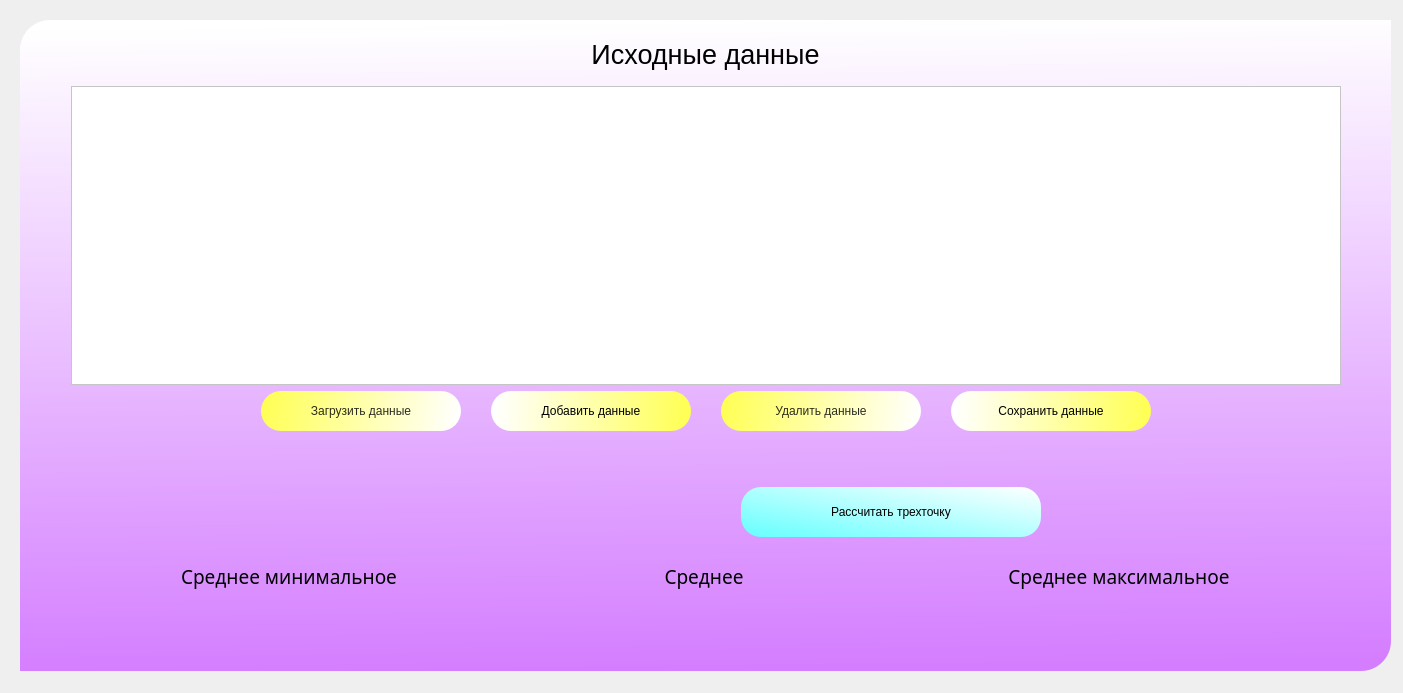
Before: the Qt Designer form ui/main.ui in esenvolt21/Research, drawn with Qt 5.
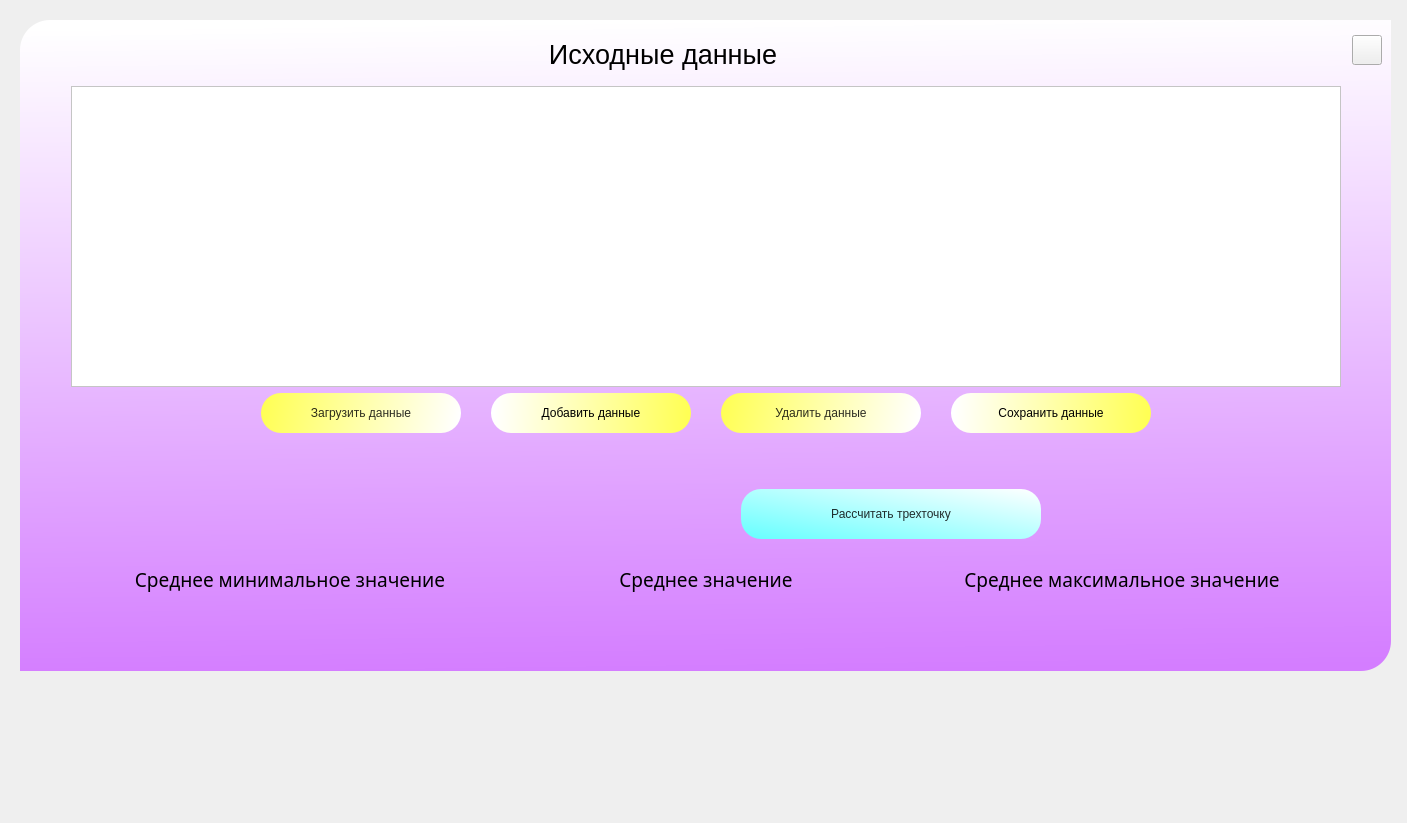
After: the same form once the commit is applied. Icons and pictures are not drawn.

Commit message: Добавлена кнопка закрытия приложения

The edit to the form file:
```diff
--- a/ui/main.ui
+++ b/ui/main.ui
@@ -6,8 +6,8 @@
    <rect>
     <x>0</x>
     <y>0</y>
-    <width>1403</width>
-    <height>693</height>
+    <width>1407</width>
+    <height>823</height>
    </rect>
   </property>
   <property name="sizePolicy">
@@ -68,13 +68,13 @@
      <string/>
     </property>
    </widget>
-   <widget class="QWidget" name="">
+   <widget class="QWidget" name="layoutWidget">
     <property name="geometry">
      <rect>
       <x>30</x>
       <y>30</y>
-      <width>1351</width>
-      <height>626</height>
+      <width>1352</width>
+      <height>631</height>
      </rect>
     </property>
     <layout class="QVBoxLayout" name="verticalLayout_6">
@@ -86,6 +86,24 @@
        <item>
         <layout class="QHBoxLayout" name="horizontalLayout_10">
          <item>
+          <layout class="QHBoxLayout" name="horizontalLayout_12">
+           <item>
+            <spacer name="horizontalSpacer_8">
+             <property name="orientation">
+              <enum>Qt::Horizontal</enum>
+             </property>
+             <property name="sizeType">
+              <enum>QSizePolicy::Fixed</enum>
+             </property>
+             <property name="sizeHint" stdset="0">
+              <size>
+               <width>470</width>
+               <height>20</height>
+              </size>
+             </property>
+            </spacer>
+           </item>
+           <item>
           <widget class="QLabel" name="label_4">
            <property name="minimumSize">
             <size>
@@ -109,6 +127,67 @@
            </property>
           </widget>
          </item>
+           <item>
+            <spacer name="horizontalSpacer_7">
+             <property name="orientation">
+              <enum>Qt::Horizontal</enum>
+             </property>
+             <property name="sizeType">
+              <enum>QSizePolicy::Fixed</enum>
+             </property>
+             <property name="sizeHint" stdset="0">
+              <size>
+               <width>520</width>
+               <height>20</height>
+              </size>
+             </property>
+            </spacer>
+           </item>
+           <item>
+            <layout class="QVBoxLayout" name="verticalLayout_7">
+             <item>
+              <widget class="QPushButton" name="CloseButton">
+               <property name="minimumSize">
+                <size>
+                 <width>30</width>
+                 <height>30</height>
+                </size>
+               </property>
+               <property name="maximumSize">
+                <size>
+                 <width>30</width>
+                 <height>30</height>
+                </size>
+               </property>
+               <property name="text">
+                <string/>
+               </property>
+               <property name="icon">
+                <iconset resource="../res.qrc">
+                 <normaloff>:/images/Group 84.png</normaloff>:/images/Group 84.png</iconset>
+               </property>
+              </widget>
+             </item>
+             <item>
+              <spacer name="verticalSpacer_3">
+               <property name="orientation">
+                <enum>Qt::Vertical</enum>
+               </property>
+               <property name="sizeType">
+                <enum>QSizePolicy::Fixed</enum>
+               </property>
+               <property name="sizeHint" stdset="0">
+                <size>
+                 <width>20</width>
+                 <height>10</height>
+                </size>
+               </property>
+              </spacer>
+             </item>
+            </layout>
+           </item>
+          </layout>
+         </item>
         </layout>
        </item>
       </layout>
@@ -403,9 +482,20 @@
             </size>
            </property>
            <property name="styleSheet">
-            <string notr="true">border-radius: 20px;
+            <string notr="true">QPushButton#PointButton{
+border-radius: 20px;
 background-color: qlineargradient(spread:pad, x1:0, y1:0.988636, x2:1, y2:0, stop:0 rgba(102, 255, 255, 255), stop:1 rgba(255, 255, 255, 255));
-font: 75 12pt &quot;Segoe Script&quot;;</string>
+color:rgba(0, 0, 0, 210);
+font: 75 12pt &quot;Segoe Script&quot;;
+}
+
+QPushButton#PointButton:hover{
+background-color: qlineargradient(spread:pad, x1:1, y1:0, x2:0, y2:1, stop:0 rgba(102, 255, 255, 255), stop:1 rgba(255, 255, 255, 255));
+}
+
+QPushButton#PointButton:pressed{
+background-color: rgba(102, 255, 255, 255);
+}</string>
            </property>
            <property name="text">
             <string>Рассчитать трехточку</string>
@@ -459,8 +549,14 @@
                </property>
                <property name="minimumSize">
                 <size>
-                 <width>300</width>
-                 <height>21</height>
+                 <width>450</width>
+                 <height>30</height>
+                </size>
+               </property>
+               <property name="maximumSize">
+                <size>
+                 <width>450</width>
+                 <height>30</height>
                 </size>
                </property>
                <property name="font">
@@ -477,7 +573,7 @@
 font: 75 12pt &quot;Segoe Script&quot;;</string>
                </property>
                <property name="text">
-                <string>&lt;html&gt;&lt;head/&gt;&lt;body&gt;&lt;p align=&quot;center&quot;&gt;&lt;span style=&quot; font-size:14pt;&quot;&gt;Среднее минимальное&lt;/span&gt;&lt;/p&gt;&lt;/body&gt;&lt;/html&gt;</string>
+                <string>&lt;html&gt;&lt;head/&gt;&lt;body&gt;&lt;p align=&quot;center&quot;&gt;&lt;span style=&quot; font-size:14pt;&quot;&gt;Среднее минимальное значение&lt;/span&gt;&lt;/p&gt;&lt;/body&gt;&lt;/html&gt;</string>
                </property>
               </widget>
              </item>
@@ -535,6 +631,12 @@
                  <height>21</height>
                 </size>
                </property>
+               <property name="maximumSize">
+                <size>
+                 <width>300</width>
+                 <height>30</height>
+                </size>
+               </property>
                <property name="font">
                 <font>
                  <family>Segoe Script</family>
@@ -549,7 +651,7 @@
 font: 75 12pt &quot;Segoe Script&quot;;</string>
                </property>
                <property name="text">
-                <string>&lt;html&gt;&lt;head/&gt;&lt;body&gt;&lt;p&gt;&lt;span style=&quot; font-size:14pt;&quot;&gt;Среднее&lt;/span&gt;&lt;/p&gt;&lt;/body&gt;&lt;/html&gt;</string>
+                <string>&lt;html&gt;&lt;head/&gt;&lt;body&gt;&lt;p&gt;&lt;span style=&quot; font-size:14pt;&quot;&gt;Среднее значение&lt;/span&gt;&lt;/p&gt;&lt;/body&gt;&lt;/html&gt;</string>
                </property>
                <property name="alignment">
                 <set>Qt::AlignCenter</set>
@@ -606,8 +708,14 @@
                </property>
                <property name="minimumSize">
                 <size>
-                 <width>300</width>
-                 <height>21</height>
+                 <width>450</width>
+                 <height>30</height>
+                </size>
+               </property>
+               <property name="maximumSize">
+                <size>
+                 <width>450</width>
+                 <height>30</height>
                 </size>
                </property>
                <property name="font">
@@ -624,7 +732,7 @@
 font: 75 12pt &quot;Segoe Script&quot;;</string>
                </property>
                <property name="text">
-                <string>&lt;html&gt;&lt;head/&gt;&lt;body&gt;&lt;p align=&quot;center&quot;&gt;&lt;span style=&quot; font-size:14pt;&quot;&gt;Среднее максимальное&lt;/span&gt;&lt;/p&gt;&lt;/body&gt;&lt;/html&gt;</string>
+                <string>&lt;html&gt;&lt;head/&gt;&lt;body&gt;&lt;p align=&quot;center&quot;&gt;&lt;span style=&quot; font-size:14pt;&quot;&gt;Среднее максимальное значение&lt;/span&gt;&lt;/p&gt;&lt;/body&gt;&lt;/html&gt;</string>
                </property>
               </widget>
              </item>
```
Left out of the diff: 4 changed lines with no effect on the pictures. Lines whose indentation alone changed are shown as unchanged. The commit also changes 3 other files.
